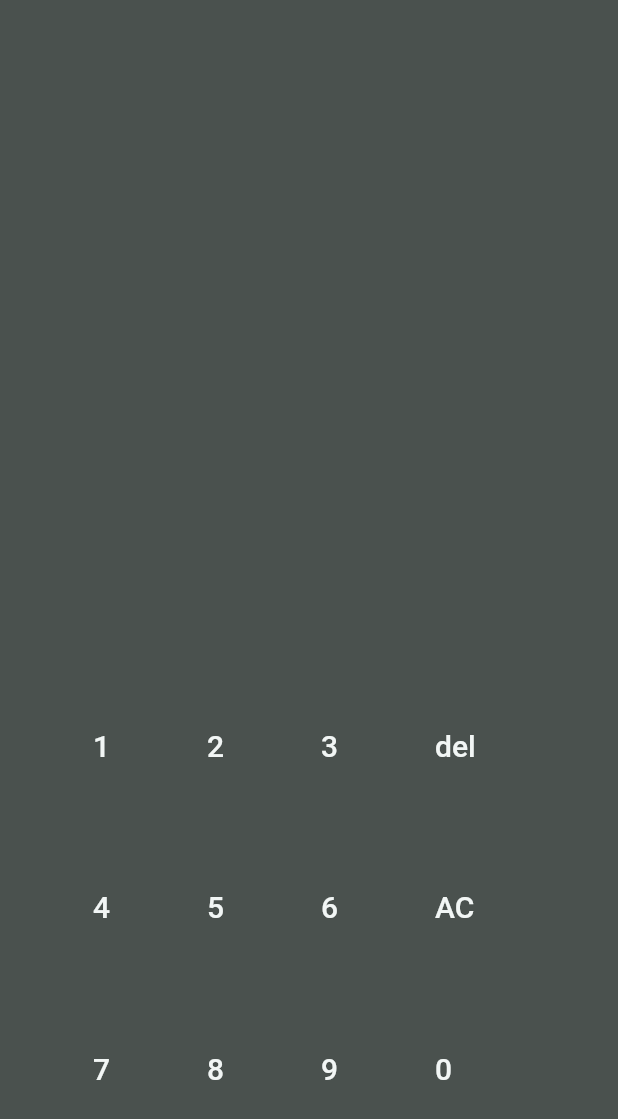
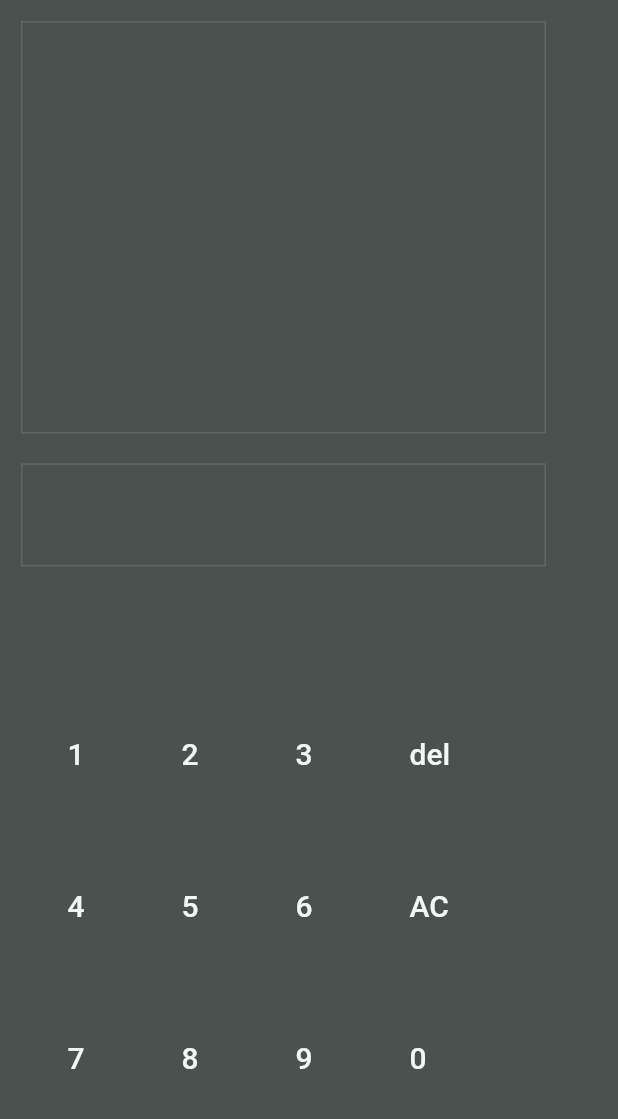
Before and after one commit to kenjmoj/zero_to_rei, a Flutter app: the screen it shows after launch, on a phone screen of 412 x 824 dp. Shown: the top 1119 px of the screen. Run offline on Flutter 3.47's test engine with Material 2 defaults, Android fonts, the phone set to English and light mode, and no system bars; missing offline and left inert: neumorphic, span_builder; Roboto replaces fonts that are missing (Noto Serif JP).

Commit message:
pending bug fixes

```diff
--- /dev/null
+++ b/lib/Screens/home.dart
@@ -0,0 +1,93 @@
+import 'package:flutter/material.dart';
+import 'package:numerictokanji/Model/convert_num.dart';
+import 'package:numerictokanji/Widgets/number_pad.dart';
+import 'package:numerictokanji/style_constants.dart';
+import 'package:numerictokanji/Widgets/main_label.dart';
+import 'package:numerictokanji/Widgets/sub_label.dart';
+
+class Home extends StatefulWidget {
+  @override
+  _HomeState createState() => _HomeState();
+}
+
+class _HomeState extends State<Home> {
+  String numLabel = '';
+  String wordLabel = '';
+
+  void butPressed(String pressed) {
+    switch (pressed) {
+      case 'AC':
+        setState(() {
+          numLabel = '';
+          wordLabel = '';
+        });
+        break;
+      case 'del':
+        setState(() {
+          if (numLabel.length == 0) {
+          } else if (numLabel.length == 1) {
+            setState(() {
+              numLabel = '';
+              wordLabel = '';
+            });
+          } else {
+            numLabel = numLabel.substring(0, numLabel.length - 1);
+            wordLabel = ConvertNum.convert(double.parse(numLabel));
+          }
+        });
+        break;
+
+      default:
+        setState(() {
+          if (numLabel == '0') {
+            numLabel = '$pressed';
+          } else {
+            numLabel = '$numLabel$pressed';
+          }
+          wordLabel = ConvertNum.convert(double.parse(numLabel));
+        });
+        break;
+    }
+  }
+
+  @override
+  Widget build(BuildContext context) {
+    return Scaffold(
+//      appBar: AppBar(),
+      backgroundColor: kPrimaryColor,
+      body: SafeArea(
+        child: Padding(
+          padding: const EdgeInsets.all(14.0),
+          child: Column(
+            children: <Widget>[
+              Expanded(
+                flex: 4,
+                child: MainLabel(
+                  wordLabel: wordLabel,
+                ),
+              ),
+              SizedBox(
+                height: 20.0,
+              ),
+              Expanded(
+                flex: 1,
+                child: SubLabel(
+                  numLabel: numLabel,
+                ),
+              ),
+              SizedBox(
+                height: 20.0,
+              ),
+              Expanded(
+                flex: 6,
+                child: NumberPad(
+                  function: butPressed,
+                ),
+              ),
+            ],
+          ),
+        ),
+      ),
+    );
+  }
+}
--- a/lib/main_label.dart
+++ b/lib/Widgets/main_label.dart
@@ -34,9 +34,12 @@ class MainLabel extends StatelessWidget {
   @override
   Widget build(BuildContext context) {
     return Container(
-      padding: EdgeInsets.only(left: 15.0, right: 15.0),
-      color: kPrimaryColor,
-      width: double.infinity,
+      decoration: BoxDecoration(
+        border: Border.all(color: Colors.white12),
+        color: kPrimaryColor,
+      ),
+      padding: EdgeInsets.only(left: 15.0, right: 0.0),
+      width: 350.0,
       alignment: Alignment.bottomRight,
       child: _styledLabel(wordLabel),
     );
--- a/lib/number_pad.dart
+++ b/lib/Widgets/number_pad.dart
@@ -73,7 +73,9 @@ class NumberPad extends StatelessWidget {
                     color: kPrimaryColor,
                     borderRadius: BorderRadius.all(Radius.circular(20)),
                   ),
-                  onPressed: () {},
+                  onPressed: () {
+                    function('del');
+                  },
                   child: Text(
                     'del',
                     style: kButtonLabel,
--- a/lib/sub_label.dart
+++ b/lib/Widgets/sub_label.dart
@@ -1,23 +1,30 @@
 import 'package:flutter/material.dart';
 import 'package:numerictokanji/style_constants.dart';
 
-//todo: format number with comma
 class SubLabel extends StatelessWidget {
   SubLabel({@required this.numLabel});
 
   final String numLabel;
 
+  //groups numbers with comma separator
+  String _formatNum() => numLabel.replaceAllMapped(
+      new RegExp(r'(\d{1,3})(?=(\d{3})+(?!\d))'), (Match m) => "${m[1]},");
+
   @override
   Widget build(BuildContext context) {
     return Container(
+      decoration: BoxDecoration(
+        border: Border.all(color: Colors.white12),
+        color: kPrimaryColor,
+      ),
       padding: EdgeInsets.only(left: 15.0, right: 15.0),
-      color: kPrimaryColor,
       width: 350.0,
       alignment: Alignment.centerRight,
       child: Text(
-        numLabel,
+        _formatNum(),
         style: TextStyle(
-          color: Color(0xFFf2f6f5),
+          fontSize: 20.0,
+          color: kTertiaryColor,
         ),
       ),
     );
--- a/lib/home.dart
+++ /dev/null
@@ -1,69 +0,0 @@
-import 'package:flutter/material.dart';
-import 'package:numerictokanji/convert_num.dart';
-import 'package:numerictokanji/number_pad.dart';
-import 'package:numerictokanji/style_constants.dart';
-import 'package:numerictokanji/main_label.dart';
-import 'package:numerictokanji/sub_label.dart';
-
-class Home extends StatefulWidget {
-  @override
-  _HomeState createState() => _HomeState();
-}
-
-class _HomeState extends State<Home> {
-  String numLabel = '';
-  String wordLabel = '';
-
-  void butPressed(String pressed) {
-    //todo: delete button
-    if (pressed == 'AC') {
-      setState(() {
-        numLabel = '';
-        wordLabel = '';
-      });
-    } else {
-      setState(() {
-        if (numLabel == '0') {
-          numLabel = '$pressed';
-        } else {
-          numLabel = '$numLabel$pressed';
-        }
-        wordLabel = ConvertNum.convert(double.parse(numLabel));
-      });
-    }
-  }
-
-  @override
-  Widget build(BuildContext context) {
-    return Scaffold(
-      backgroundColor: kPrimaryColor,
-      body: SafeArea(
-        child: Column(
-          children: <Widget>[
-            Expanded(
-              flex: 4,
-              child: MainLabel(
-                wordLabel: wordLabel,
-              ),
-            ),
-            Expanded(
-              flex: 1,
-              child: SubLabel(
-                numLabel: numLabel,
-              ),
-            ),
-            SizedBox(
-              height: 20.0,
-            ),
-            Expanded(
-              flex: 6,
-              child: NumberPad(
-                function: butPressed,
-              ),
-            ),
-          ],
-        ),
-      ),
-    );
-  }
-}
--- a/lib/main.dart
+++ b/lib/main.dart
@@ -1,5 +1,5 @@
 import 'package:flutter/material.dart';
-import 'package:numerictokanji/home.dart';
+import 'package:numerictokanji/Screens/home.dart';
 
 void main() {
   runApp(MyApp());
--- a/lib/style_constants.dart
+++ b/lib/style_constants.dart
@@ -4,7 +4,7 @@ Color kPrimaryColor = Color(0xFF4A514E);
 
 Color kSecondaryColor = Color(0xFF4A514E);
 
-Color kTertiaryColor = Color(0xFF4A514E);
+Color kTertiaryColor = Color(0xFFf2f6f5);
 
 Color kGradientColor1 = Color(0xFF707774);
 Color kGradientColor2 = Color(0xFF646B68);
@@ -13,7 +13,7 @@ Color kGradientColor4 = Color(0xFF4A514E);
 
 TextStyle kButtonLabel = TextStyle(
   fontSize: 20,
-  color: Color(0xFFf2f6f5),
+  color: kTertiaryColor,
   fontFamily: 'Noto Serif JP',
   fontWeight: FontWeight.w500,
 );
```
Also changed, not shown: lib/Model/convert_num.dart (renamed from lib/convert_num.dart).
